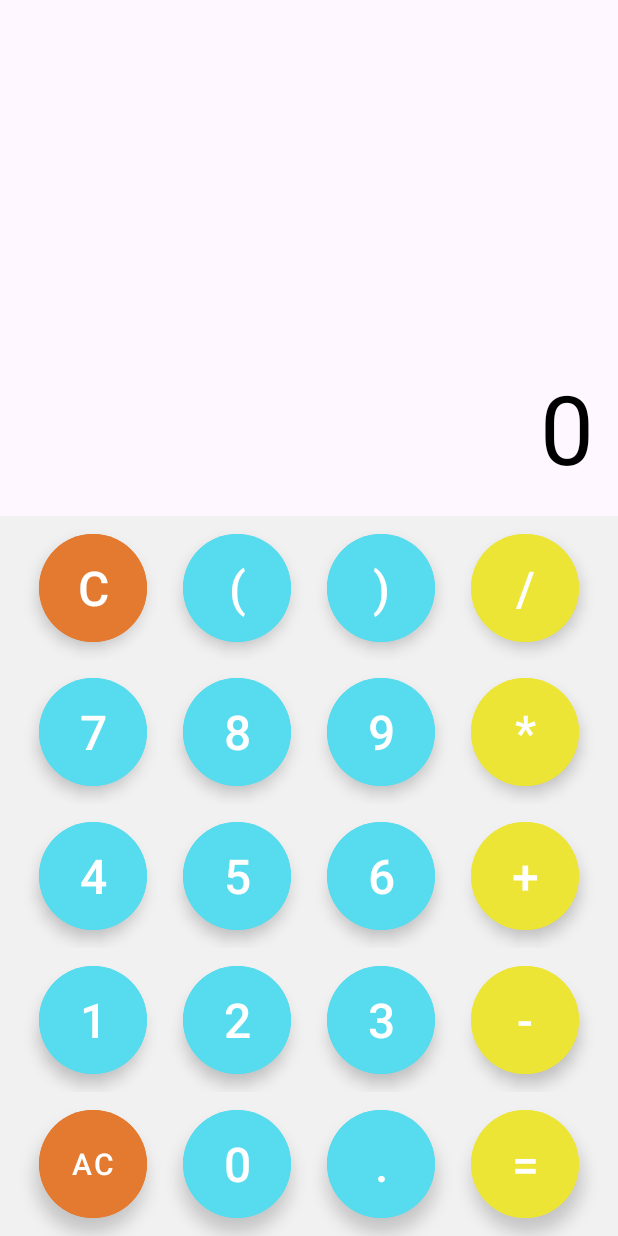
After one commit to EkkoNguyen/63136111-AndroidProgramming, an Android app: the May_tinh screen opened directly, with no data from a screen before it, on a phone screen of 412 x 824 dp. The commit adds this screen. Run offline under Robolectric (Android 15) with nearby library versions, the phone set to English and light mode, and no system bars.

Commit message:
thêm app máy tính

```diff
--- a/ntu_63136111/Cau3_AppGioiThieuBanThan/app/build.gradle.kts
+++ b/ntu_63136111/Cau3_AppGioiThieuBanThan/app/build.gradle.kts
@@ -37,6 +37,7 @@ dependencies {
     implementation("com.google.android.material:material:1.11.0")
     implementation("androidx.constraintlayout:constraintlayout:2.1.4")
     testImplementation("junit:junit:4.13.2")
+    implementation("com.faendir.rhino:rhino-android:1.5.2")
     androidTestImplementation("androidx.test.ext:junit:1.1.5")
     androidTestImplementation("androidx.test.espresso:espresso-core:3.5.1")
 }
--- a/ntu_63136111/Cau3_AppGioiThieuBanThan/app/src/main/AndroidManifest.xml
+++ b/ntu_63136111/Cau3_AppGioiThieuBanThan/app/src/main/AndroidManifest.xml
@@ -13,6 +13,9 @@
         android:theme="@style/Theme.Cau3_AppGioiThieuBanThan"
         tools:targetApi="31">
         <activity
+            android:name=".May_tinh"
+            android:exported="false" />
+        <activity
             android:name=".MainActivity"
             android:exported="true">
             <intent-filter>
--- a/ntu_63136111/Cau3_AppGioiThieuBanThan/app/src/main/java/till/edu/cau3_appgioithieubanthan/MainActivity.java
+++ b/ntu_63136111/Cau3_AppGioiThieuBanThan/app/src/main/java/till/edu/cau3_appgioithieubanthan/MainActivity.java
@@ -6,12 +6,14 @@ import android.content.Intent;
 import android.net.Uri;
 import android.os.Bundle;
 import android.view.View;
+import android.widget.Button;
 import android.widget.ImageView;
 
 import java.net.URL;
 
 public class MainActivity extends AppCompatActivity {
     ImageView iconGitHub;
+    Button btn;
     public void goToUrl(String s){
         Uri uri = Uri.parse(s);
         startActivity(new Intent(Intent.ACTION_VIEW,uri));
@@ -22,6 +24,14 @@ public class MainActivity extends AppCompatActivity {
         super.onCreate(savedInstanceState);
         setContentView(R.layout.activity_main);
         iconGitHub= findViewById(R.id.icon_github);
+        btn = findViewById(R.id.button);
+        btn.setOnClickListener(new View.OnClickListener() {
+            @Override
+            public void onClick(View view) {
+                Intent intent = new Intent(MainActivity.this, May_tinh.class);
+                startActivity(intent);
+            }
+        });
         iconGitHub.setOnClickListener(new View.OnClickListener() {
             @Override
             public void onClick(View view) {
--- /dev/null
+++ b/ntu_63136111/Cau3_AppGioiThieuBanThan/app/src/main/java/till/edu/cau3_appgioithieubanthan/May_tinh.java
@@ -0,0 +1,108 @@
+package till.edu.cau3_appgioithieubanthan;
+
+import androidx.appcompat.app.AppCompatActivity;
+
+import android.os.Bundle;
+import android.view.View;
+import android.widget.TextView;
+
+import com.google.android.material.button.MaterialButton;
+import org.mozilla.javascript.Context;
+import org.mozilla.javascript.Scriptable;
+public class May_tinh extends AppCompatActivity implements View.OnClickListener {
+    TextView ketQua, tinhToan;
+    MaterialButton btnC, btnNgoacMo, btnNgoacDong, btnChia;
+    MaterialButton btn7, btn8, btn9, btnNhan;
+    MaterialButton btn4, btn5, btn6, btnCong;
+    MaterialButton btn1, btn2, btn3, btnTru;
+    MaterialButton btnAC, btn0, btnCham, btnBang;
+    @Override
+    protected void onCreate(Bundle savedInstanceState) {
+        super.onCreate(savedInstanceState);
+        setContentView(R.layout.activity_may_tinh);
+        timDieuKhien();
+        ketQua = findViewById(R.id.ketQua);
+        tinhToan = findViewById(R.id.tinhtoan);
+        btnC.setOnClickListener(this);
+        btnAC.setOnClickListener(this);
+        btnCham.setOnClickListener(this);
+        btn9.setOnClickListener(this);
+        btn8.setOnClickListener(this);
+        btn7.setOnClickListener(this);
+        btn6.setOnClickListener(this);
+        btn5.setOnClickListener(this);
+        btn4.setOnClickListener(this);
+        btn3.setOnClickListener(this);
+        btn2.setOnClickListener(this);
+        btn1.setOnClickListener(this);
+        btn0.setOnClickListener(this);
+        btnChia.setOnClickListener(this);
+        btnNhan.setOnClickListener(this);
+        btnCong.setOnClickListener(this);
+        btnTru.setOnClickListener(this);
+        btnBang.setOnClickListener(this);
+
+    }
+
+    public void timDieuKhien(){
+        btnC = findViewById(R.id.btn_c);
+        btnAC = findViewById(R.id.btn_AC);
+        btnCham = findViewById(R.id.btn_cham);
+        btn9 = findViewById(R.id.btn_9);
+        btn8 = findViewById(R.id.btn_8);
+        btn7 = findViewById(R.id.btn_7);
+        btn6 = findViewById(R.id.btn_6);
+        btn5 = findViewById(R.id.btn_5);
+        btn4 = findViewById(R.id.btn_4);
+        btn3 = findViewById(R.id.btn_3);
+        btn2 = findViewById(R.id.btn_2);
+        btn1 = findViewById(R.id.btn_1);
+        btn0 = findViewById(R.id.btn_0);
+        btnChia = findViewById(R.id.btn_chia);
+        btnNhan = findViewById(R.id.btn_nhan);
+        btnCong = findViewById(R.id.btn_cong);
+        btnTru = findViewById(R.id.btn_tru);
+        btnBang = findViewById(R.id.btn_bang);
+    }
+
+    @Override
+    public void onClick(View v){
+        MaterialButton btn = (MaterialButton) v;
+        String btnText = btn.getText().toString();
+        String phepTinh = tinhToan.getText().toString();
+
+        if(btnText.equals("AC")){
+            tinhToan.setText("");
+            ketQua.setText("");
+            return;
+        }
+        if(btnText.equals("=")){
+            tinhToan.setText(ketQua.getText());
+            return;
+        }
+        if(btnText.equals("C")){
+            phepTinh = phepTinh.substring(0, phepTinh.length() - 1);
+        }else{
+            phepTinh = phepTinh+btnText;
+        }
+        tinhToan.setText(phepTinh);
+        String ketQuaCuoi = getKetQua(phepTinh);
+        if(!ketQuaCuoi.equals("Err")){
+            ketQua.setText(ketQuaCuoi);
+        }
+    }
+    String getKetQua(String data){
+        try{
+            Context context = Context.enter();
+            context.setOptimizationLevel(-1);
+            Scriptable scriptable = context.initSafeStandardObjects();
+            String ketQuaCuoi = context.evaluateString(scriptable,data,"Javascript",1,null).toString();
+            if(ketQuaCuoi.endsWith(".0")){
+                ketQuaCuoi = ketQuaCuoi.replace(".0","");
+            }
+            return ketQuaCuoi;
+        }catch (Exception e){
+            return "Err";
+        }
+    }
+}
--- /dev/null
+++ b/ntu_63136111/Cau3_AppGioiThieuBanThan/app/src/main/res/layout/activity_may_tinh.xml
@@ -0,0 +1,290 @@
+<?xml version="1.0" encoding="utf-8"?>
+<RelativeLayout xmlns:android="http://schemas.android.com/apk/res/android"
+    xmlns:app="http://schemas.android.com/apk/res-auto"
+    xmlns:tools="http://schemas.android.com/tools"
+    android:layout_width="match_parent"
+    android:layout_height="match_parent"
+    tools:context=".May_tinh">
+
+    <TextView
+        android:id="@+id/tinhtoan"
+        android:layout_width="match_parent"
+        android:layout_height="wrap_content"
+        android:textSize="52dp"
+        android:textAlignment="textEnd"
+        android:textColor="@color/black"
+        android:layout_above="@id/ketQua"
+        android:layout_margin="16dp" />
+
+    <TextView
+        android:id="@+id/ketQua"
+        android:layout_width="match_parent"
+        android:layout_height="wrap_content"
+        android:text="0"
+        android:textSize="64dp"
+        android:textAlignment="textEnd"
+        android:textColor="@color/black"
+        android:layout_above="@id/btn_layouts"
+        android:layout_margin="16dp" />
+
+    <LinearLayout
+        android:layout_width="match_parent"
+        android:layout_height="wrap_content"
+        android:id="@+id/btn_layouts"
+        android:orientation="vertical"
+        android:layout_alignParentBottom="true"
+        android:background="#F1F1F1">
+
+        <LinearLayout
+            android:layout_width="match_parent"
+            android:layout_height="wrap_content"
+            android:gravity="center"
+            android:orientation="horizontal">
+            <com.google.android.material.button.MaterialButton
+                android:id="@+id/btn_c"
+                android:layout_width="72dp"
+                android:layout_height="72dp"
+                app:cornerRadius="36dp"
+                android:backgroundTint="#E37A2F"
+                style="@style/Widget.MaterialComponents.ExtendedFloatingActionButton"
+                android:text="C"
+                android:textSize="32dp"
+                android:layout_margin="12dp"
+                android:textColor="@color/white"/>
+            <com.google.android.material.button.MaterialButton
+                android:id="@+id/btn_ngoac_mo"
+                android:layout_width="72dp"
+                android:layout_height="72dp"
+                app:cornerRadius="36dp"
+                android:backgroundTint="#56DCEE"
+                style="@style/Widget.MaterialComponents.ExtendedFloatingActionButton"
+                android:text="("
+                android:textSize="32dp"
+                android:layout_margin="12dp"
+                android:textColor="@color/white"/>
+            <com.google.android.material.button.MaterialButton
+                android:id="@+id/btn_ngoac_dong"
+                android:layout_width="72dp"
+                android:layout_height="72dp"
+                app:cornerRadius="36dp"
+                android:backgroundTint="#56DCEE"
+                style="@style/Widget.MaterialComponents.ExtendedFloatingActionButton"
+                android:text=")"
+                android:textSize="32dp"
+                android:layout_margin="12dp"
+                android:textColor="@color/white"/>
+            <com.google.android.material.button.MaterialButton
+                android:id="@+id/btn_chia"
+                android:layout_width="72dp"
+                android:layout_height="72dp"
+                app:cornerRadius="36dp"
+                android:backgroundTint="#EDE535"
+                style="@style/Widget.MaterialComponents.ExtendedFloatingActionButton"
+                android:text="/"
+                android:textSize="32dp"
+                android:layout_margin="12dp"
+                android:textColor="@color/white"/>
+        </LinearLayout>
+        <LinearLayout
+            android:layout_width="match_parent"
+            android:layout_height="wrap_content"
+            android:gravity="center"
+            android:orientation="horizontal">
+            <com.google.android.material.button.MaterialButton
+                android:id="@+id/btn_7"
+                android:layout_width="72dp"
+                android:layout_height="72dp"
+                app:cornerRadius="36dp"
+                android:backgroundTint="#56DCEE"
+                style="@style/Widget.MaterialComponents.ExtendedFloatingActionButton"
+                android:text="7"
+                android:textSize="32dp"
+                android:layout_margin="12dp"
+                android:textColor="@color/white"/>
+            <com.google.android.material.button.MaterialButton
+                android:id="@+id/btn_8"
+                android:layout_width="72dp"
+                android:layout_height="72dp"
+                app:cornerRadius="36dp"
+                android:backgroundTint="#56DCEE"
+                style="@style/Widget.MaterialComponents.ExtendedFloatingActionButton"
+                android:text="8"
+                android:textSize="32dp"
+                android:layout_margin="12dp"
+                android:textColor="@color/white"/>
+            <com.google.android.material.button.MaterialButton
+                android:id="@+id/btn_9"
+                android:layout_width="72dp"
+                android:layout_height="72dp"
+                app:cornerRadius="36dp"
+                android:backgroundTint="#56DCEE"
+                style="@style/Widget.MaterialComponents.ExtendedFloatingActionButton"
+                android:text="9"
+                android:textSize="32dp"
+                android:layout_margin="12dp"
+                android:textColor="@color/white"/>
+            <com.google.android.material.button.MaterialButton
+                android:id="@+id/btn_nhan"
+                android:layout_width="72dp"
+                android:layout_height="72dp"
+                app:cornerRadius="36dp"
+                android:backgroundTint="#EDE535"
+                style="@style/Widget.MaterialComponents.ExtendedFloatingActionButton"
+                android:text="*"
+                android:textSize="32dp"
+                android:layout_margin="12dp"
+                android:textColor="@color/white"/>
+        </LinearLayout>
+        <LinearLayout
+            android:layout_width="match_parent"
+            android:layout_height="wrap_content"
+            android:gravity="center"
+            android:orientation="horizontal">
+            <com.google.android.material.button.MaterialButton
+                android:id="@+id/btn_4"
+                android:layout_width="72dp"
+                android:layout_height="72dp"
+                app:cornerRadius="36dp"
+                android:backgroundTint="#56DCEE"
+                style="@style/Widget.MaterialComponents.ExtendedFloatingActionButton"
+                android:text="4"
+                android:textSize="32dp"
+                android:layout_margin="12dp"
+                android:textColor="@color/white"/>
+            <com.google.android.material.button.MaterialButton
+                android:id="@+id/btn_5"
+                android:layout_width="72dp"
+                android:layout_height="72dp"
+                app:cornerRadius="36dp"
+                android:backgroundTint="#56DCEE"
+                style="@style/Widget.MaterialComponents.ExtendedFloatingActionButton"
+                android:text="5"
+                android:textSize="32dp"
+                android:layout_margin="12dp"
+                android:textColor="@color/white"/>
+            <com.google.android.material.button.MaterialButton
+                android:id="@+id/btn_6"
+                android:layout_width="72dp"
+                android:layout_height="72dp"
+                app:cornerRadius="36dp"
+                android:backgroundTint="#56DCEE"
+                style="@style/Widget.MaterialComponents.ExtendedFloatingActionButton"
+                android:text="6"
+                android:textSize="32dp"
+                android:layout_margin="12dp"
+                android:textColor="@color/white"/>
+            <com.google.android.material.button.MaterialButton
+                android:id="@+id/btn_cong"
+                android:layout_width="72dp"
+                android:layout_height="72dp"
+                app:cornerRadius="36dp"
+                android:backgroundTint="#EDE535"
+                style="@style/Widget.MaterialComponents.ExtendedFloatingActionButton"
+                android:text="+"
+                android:textSize="32dp"
+                android:layout_margin="12dp"
+                android:textColor="@color/white"/>
+        </LinearLayout>
+        <LinearLayout
+            android:layout_width="match_parent"
+            android:layout_height="wrap_content"
+            android:gravity="center"
+            android:orientation="horizontal">
+            <com.google.android.material.button.MaterialButton
+                android:id="@+id/btn_1"
+                android:layout_width="72dp"
+                android:layout_height="72dp"
+                app:cornerRadius="36dp"
+                android:backgroundTint="#56DCEE"
+                style="@style/Widget.MaterialComponents.ExtendedFloatingActionButton"
+                android:text="1"
+                android:textSize="32dp"
+                android:layout_margin="12dp"
+                android:textColor="@color/white"/>
+            <com.google.android.material.button.MaterialButton
+                android:id="@+id/btn_2"
+                android:layout_width="72dp"
+                android:layout_height="72dp"
+                app:cornerRadius="36dp"
+                android:backgroundTint="#56DCEE"
+                style="@style/Widget.MaterialComponents.ExtendedFloatingActionButton"
+                android:text="2"
+                android:textSize="32dp"
+                android:layout_margin="12dp"
+                android:textColor="@color/white"/>
+            <com.google.android.material.button.MaterialButton
+                android:id="@+id/btn_3"
+                android:layout_width="72dp"
+                android:layout_height="72dp"
+                app:cornerRadius="36dp"
+                android:backgroundTint="#56DCEE"
+                style="@style/Widget.MaterialComponents.ExtendedFloatingActionButton"
+                android:text="3"
+                android:textSize="32dp"
+                android:layout_margin="12dp"
+                android:textColor="@color/white"/>
+            <com.google.android.material.button.MaterialButton
+                android:id="@+id/btn_tru"
+                android:layout_width="72dp"
+                android:layout_height="72dp"
+                app:cornerRadius="36dp"
+                android:backgroundTint="#EDE535"
+                style="@style/Widget.MaterialComponents.ExtendedFloatingActionButton"
+                android:text="-"
+                android:textSize="32dp"
+                android:layout_margin="12dp"
+                android:textColor="@color/white"/>
+        </LinearLayout>
+        <LinearLayout
+            android:layout_width="match_parent"
+            android:layout_height="wrap_content"
+            android:gravity="center"
+            android:orientation="horizontal">
+            <com.google.android.material.button.MaterialButton
+                android:id="@+id/btn_AC"
+                android:layout_width="72dp"
+                android:layout_height="72dp"
+                app:cornerRadius="36dp"
+                android:backgroundTint="#E37A2F"
+                style="@style/Widget.MaterialComponents.ExtendedFloatingActionButton"
+                android:text="AC"
+                android:textSize="20dp"
+                android:layout_margin="12dp"
+                android:textColor="@color/white"/>
+            <com.google.android.material.button.MaterialButton
+                android:id="@+id/btn_0"
+                android:layout_width="72dp"
+                android:layout_height="72dp"
+                app:cornerRadius="36dp"
+                android:backgroundTint="#56DCEE"
+                style="@style/Widget.MaterialComponents.ExtendedFloatingActionButton"
+                android:text="0"
+                android:textSize="32dp"
+                android:layout_margin="12dp"
+                android:textColor="@color/white"/>
+            <com.google.android.material.button.MaterialButton
+                android:id="@+id/btn_cham"
+                android:layout_width="72dp"
+                android:layout_height="72dp"
+                app:cornerRadius="36dp"
+                android:backgroundTint="#56DCEE"
+                style="@style/Widget.MaterialComponents.ExtendedFloatingActionButton"
+                android:text="."
+                android:textSize="32dp"
+                android:layout_margin="12dp"
+                android:textColor="@color/white"/>
+            <com.google.android.material.button.MaterialButton
+                android:id="@+id/btn_bang"
+                android:layout_width="72dp"
+                android:layout_height="72dp"
+                app:cornerRadius="36dp"
+                android:backgroundTint="#EDE535"
+                style="@style/Widget.MaterialComponents.ExtendedFloatingActionButton"
+                android:text="="
+                android:textSize="32dp"
+                android:layout_margin="12dp"
+                android:textColor="@color/white"/>
+        </LinearLayout>
+    </LinearLayout>
+
+</RelativeLayout>
```
Also changed, not shown: 1 other file.
